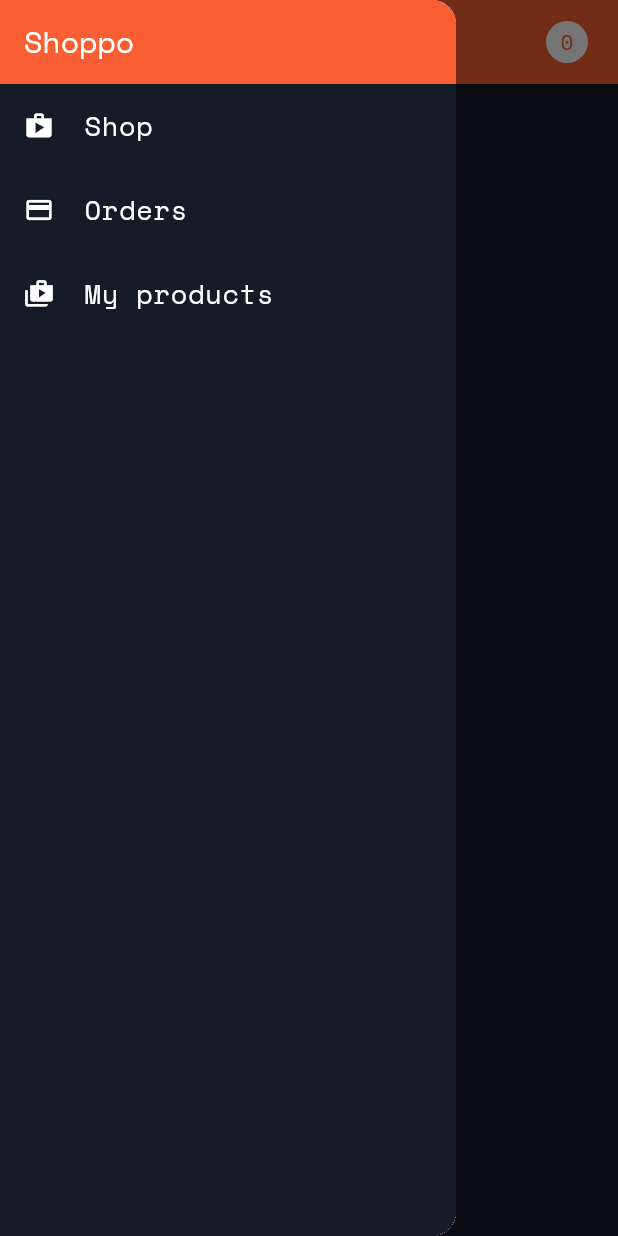
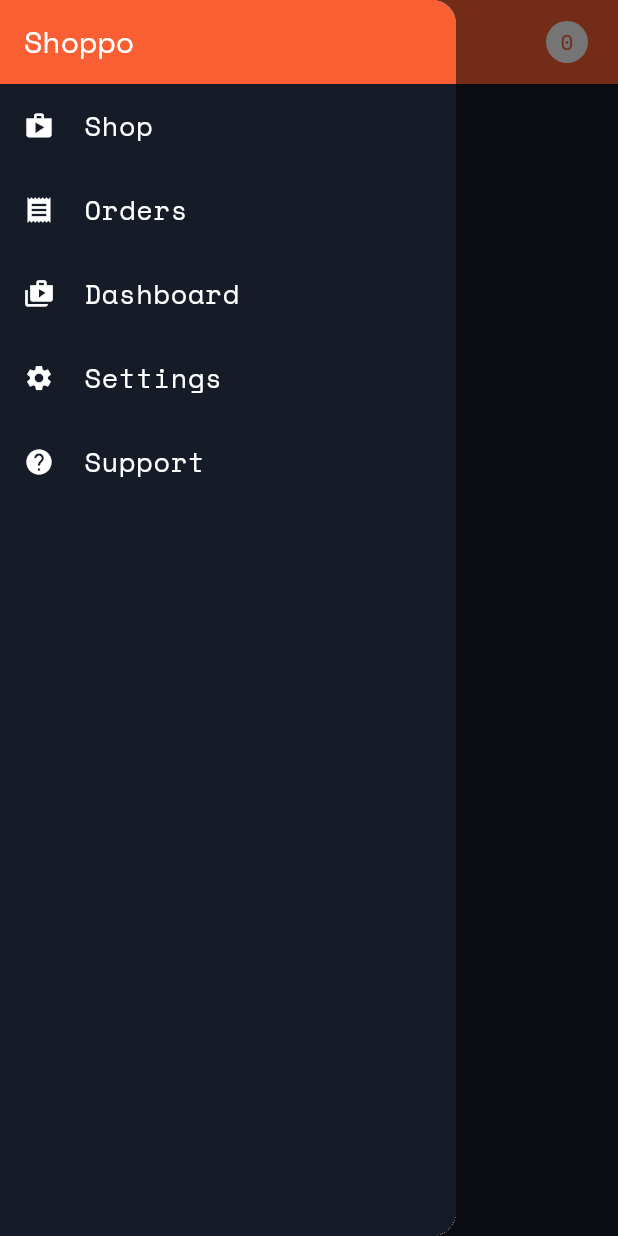
Before and after one commit to boushib/shoppo, a Flutter app: the screen it shows after launch, with the side drawer open, on a phone screen of 412 x 824 dp. Run offline on Flutter 3.47's test engine with Material 3 defaults, Android fonts, the phone set to English and light mode, and no system bars; our stand-ins replace flutter_dotenv; missing offline and left inert: mongo_dart.

Commit message:
Add more navigation items

```diff
--- a/lib/widgets/app_drawer.dart
+++ b/lib/widgets/app_drawer.dart
@@ -44,7 +44,7 @@ class AppDrawer extends StatelessWidget {
             ),
             ListTile(
               leading: Icon(
-                Icons.payment,
+                Icons.receipt,
                 size: 20,
                 color: Theme.of(context).textTheme.bodyMedium?.color,
               ),
@@ -66,7 +66,7 @@ class AppDrawer extends StatelessWidget {
                 color: Theme.of(context).textTheme.bodyMedium?.color,
               ),
               title: Text(
-                'My products',
+                'Dashboard',
                 style: TextStyle(
                   fontSize: 18,
                   color: Theme.of(context).textTheme.bodyMedium?.color,
@@ -76,6 +76,40 @@ class AppDrawer extends StatelessWidget {
                 Navigator.pushNamed(context, DashboardScreen.route);
               },
             ),
+            ListTile(
+              leading: Icon(
+                Icons.settings,
+                size: 20,
+                color: Theme.of(context).textTheme.bodyMedium?.color,
+              ),
+              title: Text(
+                'Settings',
+                style: TextStyle(
+                  fontSize: 18,
+                  color: Theme.of(context).textTheme.bodyMedium?.color,
+                ),
+              ),
+              onTap: () {
+                //
+              },
+            ),
+            ListTile(
+              leading: Icon(
+                Icons.help,
+                size: 20,
+                color: Theme.of(context).textTheme.bodyMedium?.color,
+              ),
+              title: Text(
+                'Support',
+                style: TextStyle(
+                  fontSize: 18,
+                  color: Theme.of(context).textTheme.bodyMedium?.color,
+                ),
+              ),
+              onTap: () {
+                //
+              },
+            ),
           ],
         ),
       ),
```
